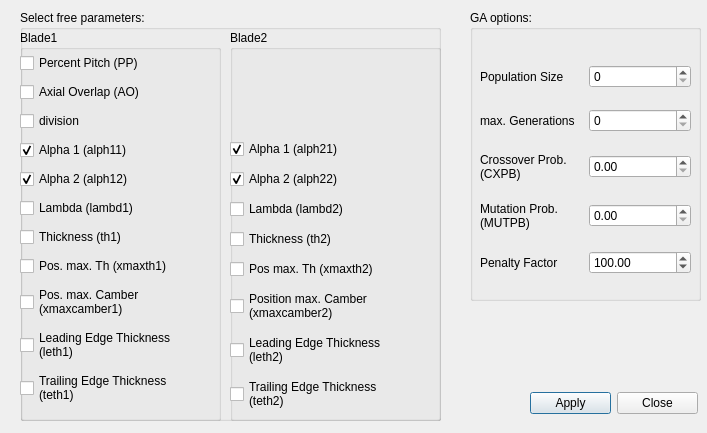
Old version of the form module/UI/qtdesigner/deapwindow.ui in the repository badabush/Blade-Optimization-Tool.
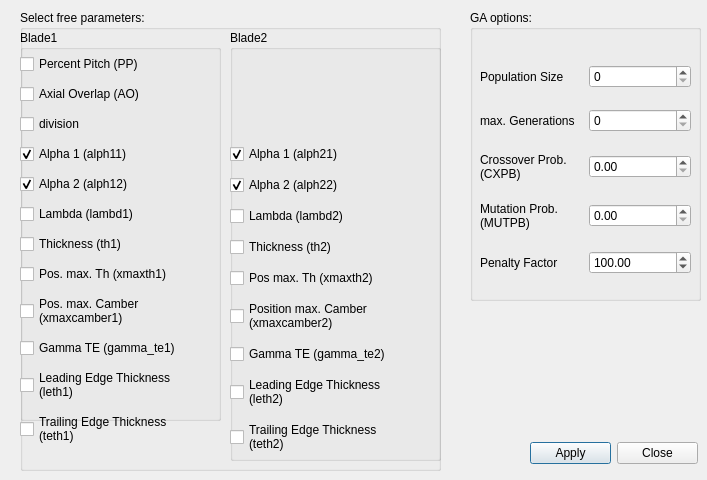
New version of the form.

Commit message: implementing gamma_te into DEAP

Patch:
```diff
--- a/module/UI/qtdesigner/deapwindow.ui
+++ b/module/UI/qtdesigner/deapwindow.ui
@@ -7,7 +7,7 @@
     <x>0</x>
     <y>0</y>
     <width>707</width>
-    <height>433</height>
+    <height>480</height>
    </rect>
   </property>
   <property name="windowTitle">
@@ -17,7 +17,7 @@
    <property name="geometry">
     <rect>
      <x>530</x>
-     <y>390</y>
+     <y>440</y>
      <width>168</width>
      <height>27</height>
     </rect>
@@ -51,7 +51,7 @@
      <x>20</x>
      <y>10</y>
      <width>421</width>
-     <height>411</height>
+     <height>461</height>
     </rect>
    </property>
    <property name="title">
@@ -76,27 +76,10 @@
       <x>0</x>
       <y>40</y>
       <width>201</width>
-      <height>366</height>
+      <height>412</height>
      </rect>
     </property>
     <layout class="QGridLayout" name="gridLayout">
-     <item row="0" column="0">
-      <widget class="QCheckBox" name="cb_pp">
-       <property name="text">
-        <string>Percent Pitch (PP)</string>
-       </property>
-       <property name="checked">
-        <bool>false</bool>
-       </property>
-      </widget>
-     </item>
-     <item row="5" column="0">
-      <widget class="QCheckBox" name="cb_lambd1">
-       <property name="text">
-        <string>Lambda (lambd1)</string>
-       </property>
-      </widget>
-     </item>
      <item row="7" column="0">
       <widget class="QCheckBox" name="cb_xmaxth1">
        <property name="text">
@@ -104,12 +87,24 @@
        </property>
       </widget>
      </item>
-     <item row="1" column="0">
-      <widget class="QCheckBox" name="cb_ao">
+     <item row="10" column="0">
+      <widget class="QCheckBox" name="cb_leth1">
        <property name="text">
-        <string>Axial Overlap (AO)</string>
+        <string>Leading Edge Thickness
+(leth1)</string>
        </property>
-       <property name="checked">
+       <property name="checkable">
+        <bool>false</bool>
+       </property>
+      </widget>
+     </item>
+     <item row="11" column="0">
+      <widget class="QCheckBox" name="cb_teth1">
+       <property name="text">
+        <string>Trailing Edge Thickness
+(teth1)</string>
+       </property>
+       <property name="checkable">
         <bool>false</bool>
        </property>
       </widget>
@@ -121,10 +116,13 @@
        </property>
       </widget>
      </item>
-     <item row="6" column="0">
-      <widget class="QCheckBox" name="cb_th1">
+     <item row="0" column="0">
+      <widget class="QCheckBox" name="cb_pp">
        <property name="text">
-        <string>Thickness (th1)</string>
+        <string>Percent Pitch (PP)</string>
+       </property>
+       <property name="checked">
+        <bool>false</bool>
        </property>
       </widget>
      </item>
@@ -138,24 +136,10 @@
        </property>
       </widget>
      </item>
-     <item row="4" column="0">
-      <widget class="QCheckBox" name="cb_alpha12">
+     <item row="6" column="0">
+      <widget class="QCheckBox" name="cb_th1">
        <property name="text">
-        <string>Alpha 2 (alph12)</string>
-       </property>
-       <property name="checked">
-        <bool>true</bool>
-       </property>
-      </widget>
-     </item>
-     <item row="9" column="0">
-      <widget class="QCheckBox" name="cb_leth1">
-       <property name="text">
-        <string>Leading Edge Thickness
-(leth1)</string>
-       </property>
-       <property name="checkable">
-        <bool>false</bool>
+        <string>Thickness (th1)</string>
        </property>
       </widget>
      </item>
@@ -167,17 +151,40 @@
        </property>
       </widget>
      </item>
-     <item row="10" column="0">
-      <widget class="QCheckBox" name="cb_teth1">
+     <item row="5" column="0">
+      <widget class="QCheckBox" name="cb_lambd1">
        <property name="text">
-        <string>Trailing Edge Thickness
-(teth1)</string>
+        <string>Lambda (lambd1)</string>
        </property>
-       <property name="checkable">
+      </widget>
+     </item>
+     <item row="1" column="0">
+      <widget class="QCheckBox" name="cb_ao">
+       <property name="text">
+        <string>Axial Overlap (AO)</string>
+       </property>
+       <property name="checked">
         <bool>false</bool>
        </property>
       </widget>
      </item>
+     <item row="4" column="0">
+      <widget class="QCheckBox" name="cb_alpha12">
+       <property name="text">
+        <string>Alpha 2 (alph12)</string>
+       </property>
+       <property name="checked">
+        <bool>true</bool>
+       </property>
+      </widget>
+     </item>
+     <item row="9" column="0">
+      <widget class="QCheckBox" name="cb_gamma_te1">
+       <property name="text">
+        <string>Gamma TE (gamma_te1)</string>
+       </property>
+      </widget>
+     </item>
     </layout>
    </widget>
    <widget class="QGroupBox" name="groupBox_4">
@@ -186,7 +193,7 @@
       <x>210</x>
       <y>20</y>
       <width>211</width>
-      <height>391</height>
+      <height>431</height>
      </rect>
     </property>
     <property name="title">
@@ -196,16 +203,19 @@
      <property name="geometry">
       <rect>
        <x>0</x>
-       <y>105</y>
-       <width>202</width>
-       <height>281</height>
+       <y>109</y>
+       <width>204</width>
+       <height>321</height>
       </rect>
      </property>
      <layout class="QGridLayout" name="gridLayout_3">
-      <item row="2" column="0">
-       <widget class="QCheckBox" name="cb_lambd2">
+      <item row="1" column="0">
+       <widget class="QCheckBox" name="cb_alpha22">
         <property name="text">
-         <string>Lambda (lambd2)</string>
+         <string>Alpha 2 (alph22)</string>
+        </property>
+        <property name="checked">
+         <bool>true</bool>
         </property>
        </widget>
       </item>
@@ -216,27 +226,6 @@
         </property>
        </widget>
       </item>
-      <item row="0" column="0">
-       <widget class="QCheckBox" name="cb_alpha21">
-        <property name="text">
-         <string>Alpha 1 (alph21)</string>
-        </property>
-        <property name="checked">
-         <bool>true</bool>
-        </property>
-       </widget>
-      </item>
-      <item row="7" column="0">
-       <widget class="QCheckBox" name="cb_teth2">
-        <property name="text">
-         <string>Trailing Edge Thickness
-(teth2)</string>
-        </property>
-        <property name="checkable">
-         <bool>false</bool>
-        </property>
-       </widget>
-      </item>
       <item row="3" column="0">
        <widget class="QCheckBox" name="cb_th2">
         <property name="text">
@@ -244,17 +233,6 @@
         </property>
        </widget>
       </item>
-      <item row="6" column="0">
-       <widget class="QCheckBox" name="cb_leth2">
-        <property name="text">
-         <string>Leading Edge Thickness
-(leth2)</string>
-        </property>
-        <property name="checkable">
-         <bool>false</bool>
-        </property>
-       </widget>
-      </item>
       <item row="5" column="0">
        <widget class="QCheckBox" name="cb_xmaxcamber2">
         <property name="text">
@@ -263,16 +241,52 @@
         </property>
        </widget>
       </item>
-      <item row="1" column="0">
-       <widget class="QCheckBox" name="cb_alpha22">
+      <item row="7" column="0">
+       <widget class="QCheckBox" name="cb_leth2">
         <property name="text">
-         <string>Alpha 2 (alph22)</string>
+         <string>Leading Edge Thickness
+(leth2)</string>
+        </property>
+        <property name="checkable">
+         <bool>false</bool>
+        </property>
+       </widget>
+      </item>
+      <item row="0" column="0">
+       <widget class="QCheckBox" name="cb_alpha21">
+        <property name="text">
+         <string>Alpha 1 (alph21)</string>
         </property>
         <property name="checked">
          <bool>true</bool>
         </property>
        </widget>
       </item>
+      <item row="8" column="0">
+       <widget class="QCheckBox" name="cb_teth2">
+        <property name="text">
+         <string>Trailing Edge Thickness
+(teth2)</string>
+        </property>
+        <property name="checkable">
+         <bool>false</bool>
+        </property>
+       </widget>
+      </item>
+      <item row="2" column="0">
+       <widget class="QCheckBox" name="cb_lambd2">
+        <property name="text">
+         <string>Lambda (lambd2)</string>
+        </property>
+       </widget>
+      </item>
+      <item row="6" column="0">
+       <widget class="QCheckBox" name="cb_gamma_te2">
+        <property name="text">
+         <string>Gamma TE (gamma_te2)</string>
+        </property>
+       </widget>
+      </item>
      </layout>
     </widget>
    </widget>
```
The commit also changes 4 other files.
